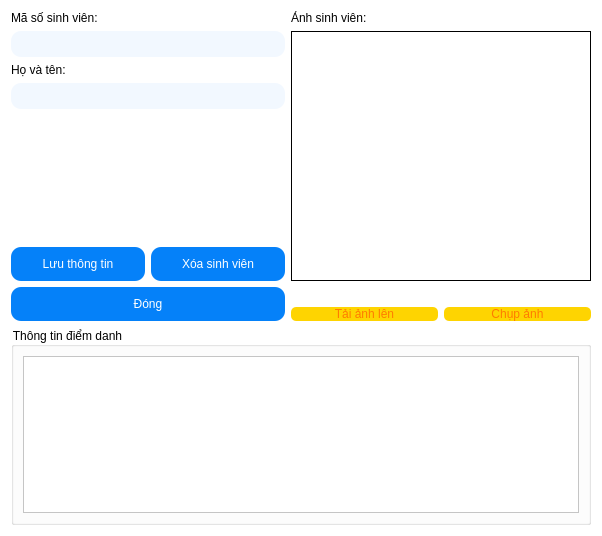
The window that Face-Recogntion-PyQt/Face_Detection_PyQt_Final/student_detail_window.ui (thaontp234112e/Project) describes before a commit, drawn with Qt 5.
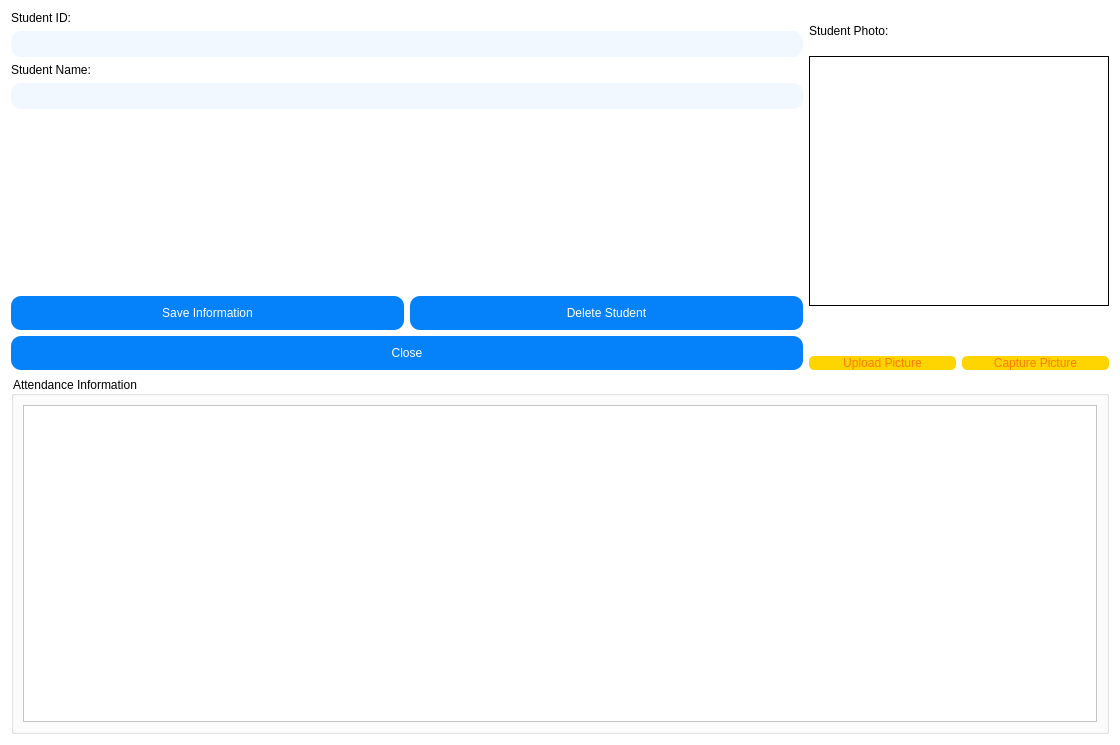
The same window after the commit.

Patch:
```diff
--- a/Face-Recogntion-PyQt/Face_Detection_PyQt_Final/student_detail_window.ui
+++ b/Face-Recogntion-PyQt/Face_Detection_PyQt_Final/student_detail_window.ui
@@ -6,8 +6,8 @@
    <rect>
     <x>0</x>
     <y>0</y>
-    <width>602</width>
-    <height>536</height>
+    <width>1120</width>
+    <height>745</height>
    </rect>
   </property>
   <property name="windowTitle">
@@ -27,7 +27,7 @@
           <string notr="true">font: 57 10pt &quot;Montserrat Medium&quot;;</string>
          </property>
          <property name="text">
-          <string>Mã số sinh viên:</string>
+          <string>Student ID:</string>
          </property>
         </widget>
        </item>
@@ -51,7 +51,7 @@
           <string notr="true">font: 57 10pt &quot;Montserrat Medium&quot;;</string>
          </property>
          <property name="text">
-          <string>Họ và tên:</string>
+          <string>Student Name:</string>
          </property>
         </widget>
        </item>
@@ -106,7 +106,7 @@
 </string>
            </property>
            <property name="text">
-            <string>Lưu thông tin</string>
+            <string>Save Information</string>
            </property>
           </widget>
          </item>
@@ -135,7 +135,7 @@
 </string>
            </property>
            <property name="text">
-            <string>Xóa sinh viên</string>
+            <string>Delete Student</string>
            </property>
           </widget>
          </item>
@@ -166,7 +166,7 @@
 </string>
          </property>
          <property name="text">
-          <string>Đóng</string>
+          <string>Close</string>
          </property>
         </widget>
        </item>
@@ -180,7 +180,7 @@
           <string notr="true">font: 57 10pt &quot;Montserrat Medium&quot;;</string>
          </property>
          <property name="text">
-          <string>Ảnh sinh viên:</string>
+          <string>Student Photo:</string>
          </property>
         </widget>
        </item>
@@ -237,7 +237,7 @@
 </string>
            </property>
            <property name="text">
-            <string>Tải ảnh lên</string>
+            <string>Upload Picture</string>
            </property>
           </widget>
          </item>
@@ -266,7 +266,7 @@
 </string>
            </property>
            <property name="text">
-            <string>Chụp ảnh</string>
+            <string>Capture Picture</string>
            </property>
           </widget>
          </item>
@@ -282,7 +282,7 @@
       <string notr="true">font: 57 10pt &quot;Montserrat Medium&quot;;</string>
      </property>
      <property name="title">
-      <string>Thông tin điểm danh</string>
+      <string>Attendance Information</string>
      </property>
      <layout class="QVBoxLayout" name="verticalLayout_4">
       <item>
```
